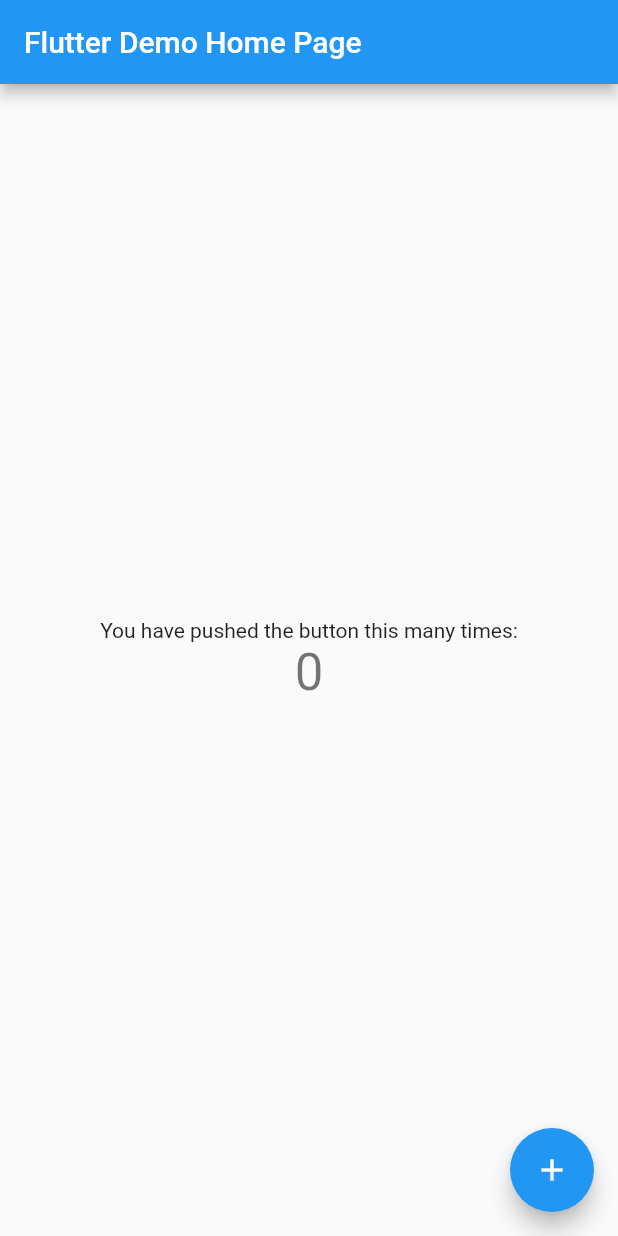
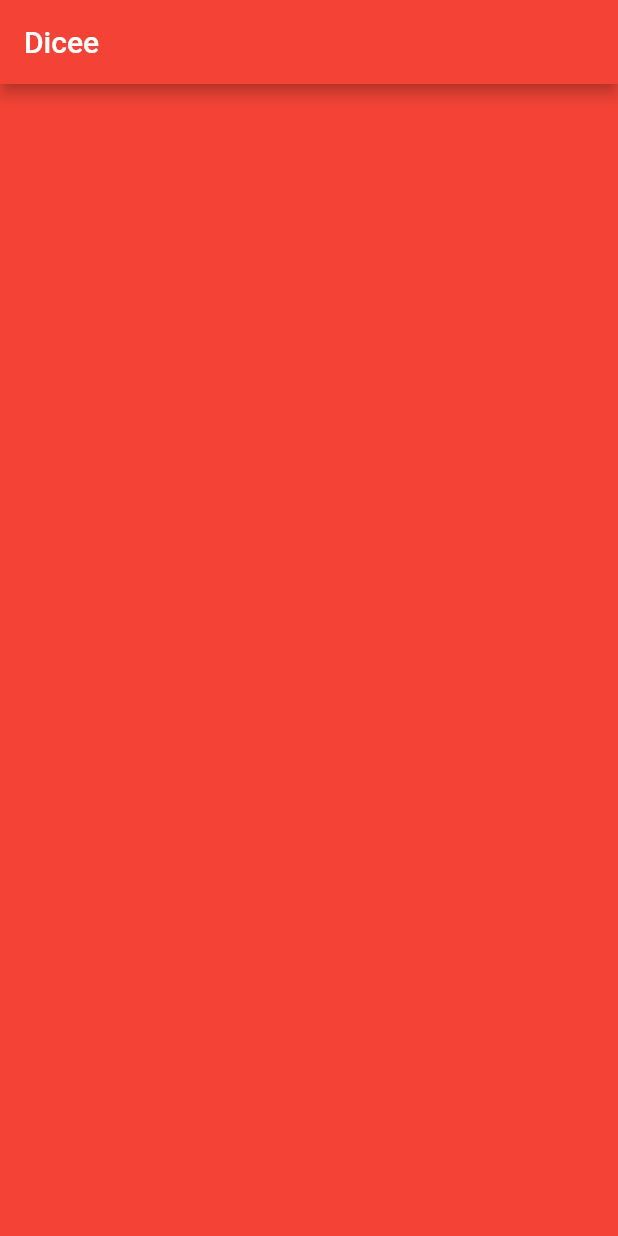
Before and after one commit to optimisms/FlutterDemos, a Flutter app: the screen it shows after launch, on a phone screen of 412 x 824 dp. Run offline on Flutter 3.47's test engine with Material 2 defaults, Android fonts, the phone set to English and light mode, and no system bars.

Commit message:
Updated resources with tutorial files

```diff
--- a/dicee_flutter/lib/main.dart
+++ b/dicee_flutter/lib/main.dart
@@ -1,115 +1,30 @@
 import 'package:flutter/material.dart';
 
 void main() {
-  runApp(const MyApp());
+  return runApp(MyApp());
 }
 
 class MyApp extends StatelessWidget {
-  const MyApp({super.key});
+  const MyApp({Key? key}) : super(key: key);
 
-  // This widget is the root of your application.
   @override
   Widget build(BuildContext context) {
     return MaterialApp(
-      title: 'Flutter Demo',
-      theme: ThemeData(
-        // This is the theme of your application.
-        //
-        // Try running your application with "flutter run". You'll see the
-        // application has a blue toolbar. Then, without quitting the app, try
-        // changing the primarySwatch below to Colors.green and then invoke
-        // "hot reload" (press "r" in the console where you ran "flutter run",
-        // or simply save your changes to "hot reload" in a Flutter IDE).
-        // Notice that the counter didn't reset back to zero; the application
-        // is not restarted.
-        primarySwatch: Colors.blue,
+      home: Scaffold(
+        backgroundColor: Colors.red,
+        appBar: AppBar(
+          title: const Text('Dicee'),
+          backgroundColor: Colors.red,
+        ),
+        body: DicePage(),
       ),
-      home: const MyHomePage(title: 'Flutter Demo Home Page'),
     );
   }
 }
 
-class MyHomePage extends StatefulWidget {
-  const MyHomePage({super.key, required this.title});
-
-  // This widget is the home page of your application. It is stateful, meaning
-  // that it has a State object (defined below) that contains fields that affect
-  // how it looks.
-
-  // This class is the configuration for the state. It holds the values (in this
-  // case the title) provided by the parent (in this case the App widget) and
-  // used by the build method of the State. Fields in a Widget subclass are
-  // always marked "final".
-
-  final String title;
-
-  @override
-  State<MyHomePage> createState() => _MyHomePageState();
-}
-
-class _MyHomePageState extends State<MyHomePage> {
-  int _counter = 0;
-
-  void _incrementCounter() {
-    setState(() {
-      // This call to setState tells the Flutter framework that something has
-      // changed in this State, which causes it to rerun the build method below
-      // so that the display can reflect the updated values. If we changed
-      // _counter without calling setState(), then the build method would not be
-      // called again, and so nothing would appear to happen.
-      _counter++;
-    });
-  }
-
+class DicePage extends StatelessWidget {
   @override
   Widget build(BuildContext context) {
-    // This method is rerun every time setState is called, for instance as done
-    // by the _incrementCounter method above.
-    //
-    // The Flutter framework has been optimized to make rerunning build methods
-    // fast, so that you can just rebuild anything that needs updating rather
-    // than having to individually change instances of widgets.
-    return Scaffold(
-      appBar: AppBar(
-        // Here we take the value from the MyHomePage object that was created by
-        // the App.build method, and use it to set our appbar title.
-        title: Text(widget.title),
-      ),
-      body: Center(
-        // Center is a layout widget. It takes a single child and positions it
-        // in the middle of the parent.
-        child: Column(
-          // Column is also a layout widget. It takes a list of children and
-          // arranges them vertically. By default, it sizes itself to fit its
-          // children horizontally, and tries to be as tall as its parent.
-          //
-          // Invoke "debug painting" (press "p" in the console, choose the
-          // "Toggle Debug Paint" action from the Flutter Inspector in Android
-          // Studio, or the "Toggle Debug Paint" command in Visual Studio Code)
-          // to see the wireframe for each widget.
-          //
-          // Column has various properties to control how it sizes itself and
-          // how it positions its children. Here we use mainAxisAlignment to
-          // center the children vertically; the main axis here is the vertical
-          // axis because Columns are vertical (the cross axis would be
-          // horizontal).
-          mainAxisAlignment: MainAxisAlignment.center,
-          children: <Widget>[
-            const Text(
-              'You have pushed the button this many times:',
-            ),
-            Text(
-              '$_counter',
-              style: Theme.of(context).textTheme.headline4,
-            ),
-          ],
-        ),
-      ),
-      floatingActionButton: FloatingActionButton(
-        onPressed: _incrementCounter,
-        tooltip: 'Increment',
-        child: const Icon(Icons.add),
-      ), // This trailing comma makes auto-formatting nicer for build methods.
-    );
+    return Container();
   }
 }
--- a/dicee_flutter/pubspec.yaml
+++ b/dicee_flutter/pubspec.yaml
@@ -60,9 +60,8 @@
   uses-material-design: true
 
   # To add assets to your application, add an assets section, like this:
-  # assets:
-  #   - images/a_dot_burr.jpeg
-  #   - images/a_dot_ham.jpeg
+  assets:
+    - images/
 
   # An image asset can refer to one or more resolution-specific "variants", see
   # https://flutter.dev/assets-and-images/#resolution-aware
```
Also changed, not shown: dicee_flutter/images/dice1.png (added), dicee_flutter/images/dice2.png (added), dicee_flutter/images/dice3.png (added), dicee_flutter/images/dice4.png (added), dicee_flutter/images/dice5.png (added), dicee_flutter/images/dice6.png (added).
